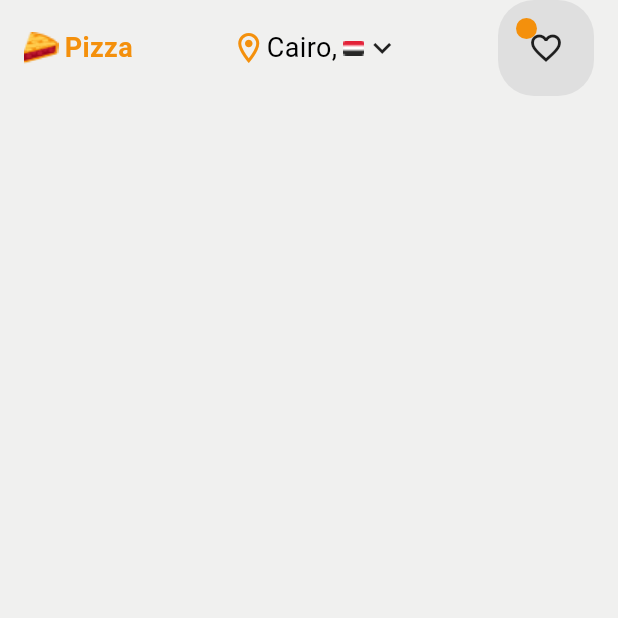
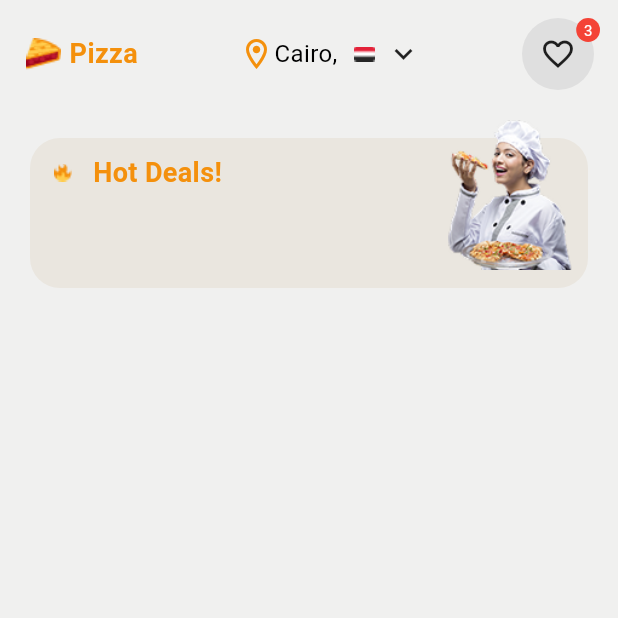
Before and after one commit to iamfarazbaloch/pizza_app, a Flutter app: the HomePage screen opened directly, on a phone screen of 412 x 824 dp, the top half of it. Run offline on Flutter 3.47's test engine with Material 3 defaults, Android fonts, the phone set to English and light mode, and no system bars; our stand-ins replace gap, get.

Commit message:
adding assets

```diff
--- a/lib/pages/home_page.dart
+++ b/lib/pages/home_page.dart
@@ -15,16 +15,21 @@ class _HomePageState extends State<HomePage> {
       body: SafeArea(
         child: Column(
           children: [
+            // Top Bar
             Padding(
-              padding: const EdgeInsets.symmetric(horizontal: 16.0),
+              padding: const EdgeInsets.symmetric(
+                horizontal: 16.0,
+                vertical: 12,
+              ),
               child: Row(
                 mainAxisAlignment: MainAxisAlignment.spaceBetween,
                 children: [
+                  // Logo & Title
                   Row(
                     children: [
-                      Image.asset('assets/icons/slice.png'),
-                      Gap(4),
-                      Text(
+                      Image.asset('assets/icons/slice.png', height: 24),
+                      const Gap(4),
+                      const Text(
                         'Pizza',
                         style: TextStyle(
                           fontSize: 18,
@@ -34,44 +39,51 @@ class _HomePageState extends State<HomePage> {
                       ),
                     ],
                   ),
+
+                  // Location Selector
                   Row(
                     children: [
-                      Icon(
+                      const Icon(
                         Icons.location_on_outlined,
                         color: Color(0xFFF4900C),
                       ),
-                      Text(
+                      const Text(
                         'Cairo,',
-                        style: TextStyle(fontSize: 18, color: Colors.black),
+                        style: TextStyle(fontSize: 16, color: Colors.black),
                       ),
-                      Gap(4),
-                      Image.asset('assets/icons/fg.png'),
-                      Icon(Icons.keyboard_arrow_down),
+                      const Gap(4),
+                      Image.asset('assets/icons/fg.png', height: 20),
+                      const Icon(Icons.keyboard_arrow_down),
                     ],
                   ),
-                  Row(
-                    children: [
+
+                  // Favorite with Notification Badge
                   Stack(
+                    clipBehavior: Clip.none,
                     children: [
                       Container(
-                            padding: EdgeInsets.all(20),
+                        padding: const EdgeInsets.all(12),
                         decoration: BoxDecoration(
-                              color: Color(0xFFDFDFDF),
+                          color: const Color(0xFFDFDFDF),
                           borderRadius: BorderRadius.circular(24),
                         ),
-                            child: Icon(
+                        child: const Icon(
                           Icons.favorite_border_outlined,
                           size: 24,
                         ),
                       ),
                       Positioned(
-                            top: 12,
-                            left: 12,
+                        top: -4,
+                        right: -4,
                         child: Container(
-                              padding: EdgeInsets.all(7),
-                              decoration: BoxDecoration(
-                                color: Color(0xFFF4900C),
+                          padding: const EdgeInsets.all(5),
+                          decoration: const BoxDecoration(
+                            color: Colors.red,
                             shape: BoxShape.circle,
+                          ),
+                          child: const Text(
+                            '3',
+                            style: TextStyle(fontSize: 10, color: Colors.white),
                           ),
                         ),
                       ),
@@ -79,8 +91,46 @@ class _HomePageState extends State<HomePage> {
                   ),
                 ],
               ),
+            ),
+
+            // Promo Banner
+            Stack(
+              children: [
+                Container(
+                  margin: const EdgeInsets.symmetric(
+                    horizontal: 20,
+                    vertical: 20,
+                  ),
+                  height: 100,
+                  decoration: BoxDecoration(
+                    color: const Color(0xFFEAE6DF),
+                    borderRadius: BorderRadius.circular(20),
+                  ),
+                ),
+                Positioned(
+                  right: 30,
+                  top: 8,
+                  child: Image.asset('assets/images/girl.png', height: 100),
+                ),
+                Positioned(
+                  top: 30,
+                  left: 30,
+                  child: Row(
+                    children: [
+                      Image.asset('assets/icons/fire.png', height: 24),
+                      const Gap(8),
+                      const Text(
+                        'Hot Deals!',
+                        style: TextStyle(
+                          fontSize: 18,
+                          fontWeight: FontWeight.bold,
+                          color: Color(0xFFF4900C),
+                        ),
+                      ),
                     ],
                   ),
+                ),
+              ],
             ),
           ],
         ),
```
Also changed, not shown: assets/icons/basil.png (renamed from assets/icons/Basil 1 1.png), assets/icons/ele.png (renamed from assets/icons/Emoji (2).png), assets/icons/fire.png (renamed from assets/icons/Emoji.png), assets/icons/ring.png (renamed from assets/icons/Shallot 1.png), assets/icons/star.png (renamed from assets/icons/Emoji (1).png), assets/icons/tomato.png (renamed from assets/icons/Tomato 3 1.png). Lines whose indentation alone changed are shown as unchanged.
